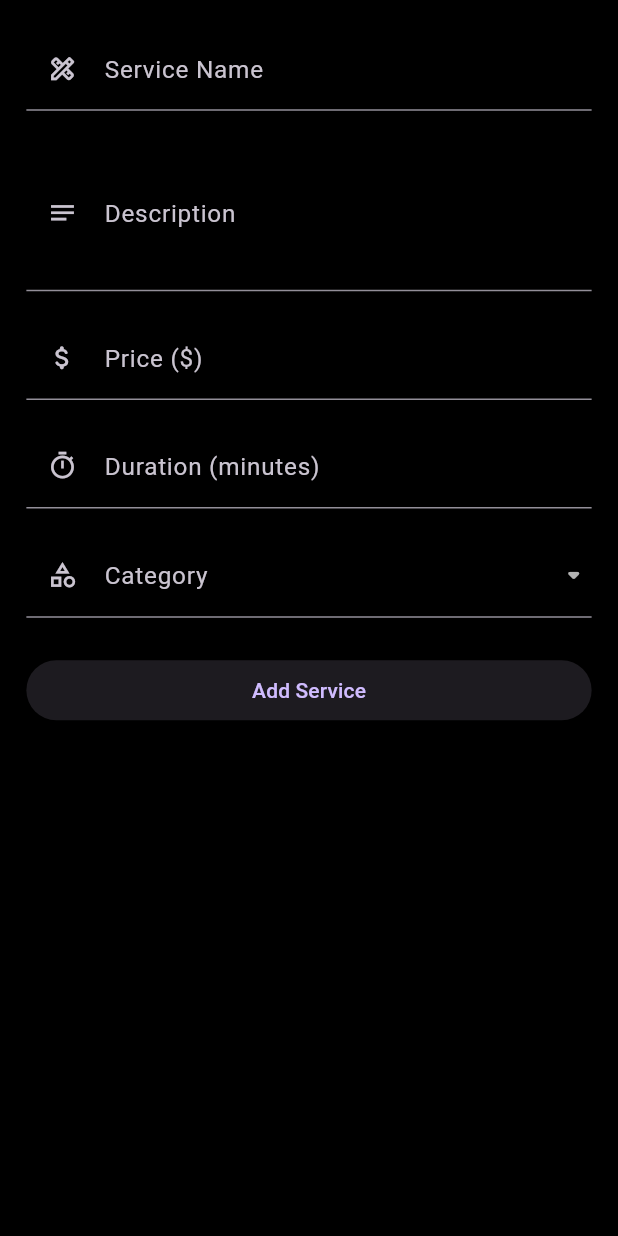
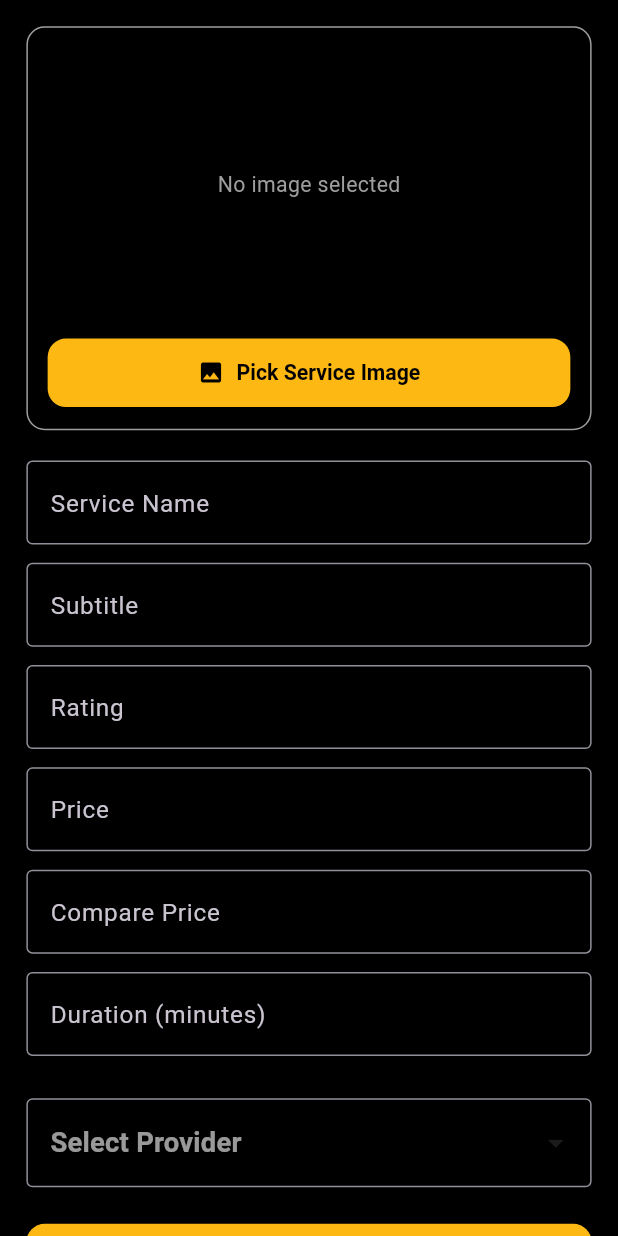
Before and after one commit to jahangirad/BarberShop, a Flutter app: the AddServiceTab screen opened directly, on a phone screen of 412 x 824 dp. Run offline on Flutter 3.47's test engine with Material 3 defaults, Android fonts, the phone set to English and light mode, and no system bars; our stand-ins replace app_links, firebase_core, flutter_screenutil, get, image_picker, supabase_flutter; missing offline and left inert: booking_calendar; accounts and stored records are empty; Roboto replaces fonts that are missing (Poppins).

Commit message:
provider and service add

```diff
--- a/lib/views/add_service_screen.dart
+++ b/lib/views/add_service_screen.dart
@@ -1,178 +1,193 @@
+import 'dart:io';
 import 'package:flutter/material.dart';
+import 'package:get/get.dart';
 import 'package:flutter_screenutil/flutter_screenutil.dart';
+import '../controllers/provider_service_controller.dart';
 
-class AddServiceTab extends StatefulWidget {
-  @override
-  _AddServiceTabState createState() => _AddServiceTabState();
-}
+class AddServiceTab extends StatelessWidget {
+  final controller = Get.put(ProviderServiceController());
 
-class _AddServiceTabState extends State<AddServiceTab> {
   final _formKey = GlobalKey<FormState>();
-  String? _serviceName;
-  String? _description;
-  double? _price;
-  int? _durationMinutes;
-  String? _selectedCategory;
+  final nameController = TextEditingController();
+  final subtitleController = TextEditingController();
+  final descriptionController = TextEditingController();
+  final ratingController = TextEditingController();
+  final priceController = TextEditingController();
+  final comparePriceController = TextEditingController();
+  final durationController = TextEditingController();
 
-  final List<String> _categories = ['Hair Salon', 'Barbershop', 'Makeup', 'Nail Salon', 'Spa', 'Tattoo'];
+  final selectedProviderUid = ''.obs;
 
-  void _submitForm() {
-    if (_formKey.currentState!.validate()) {
-      _formKey.currentState!.save();
-      // Simulating data processing
-      print('Service Name: $_serviceName');
-      print('Description: $_description');
-      print('Price: $_price');
-      print('Duration: $_durationMinutes minutes');
-      print('Category: $_selectedCategory');
-
-      ScaffoldMessenger.of(context).showSnackBar(
-        SnackBar(
-          content: Text('Service "${_serviceName}" added successfully! (Simulated)'),
-          backgroundColor: Colors.green.shade600,
-          behavior: SnackBarBehavior.floating,
-          shape: RoundedRectangleBorder(borderRadius: BorderRadius.circular(8.r)),
-          margin: EdgeInsets.all(10.w),
-        ),
-      );
-      _formKey.currentState!.reset();
-      setState(() {
-        _selectedCategory = null;
-      });
-      // Hide keyboard
-      FocusScope.of(context).unfocus();
-    }
-  }
+  final Color _primaryColor = const Color(0xFFFDB813); // Glamii Red
 
   @override
   Widget build(BuildContext context) {
-    return SingleChildScrollView(
+    return Scaffold(
+      body: SingleChildScrollView(
         padding: EdgeInsets.all(16.w),
         child: Form(
           key: _formKey,
           child: Column(
-          crossAxisAlignment: CrossAxisAlignment.stretch,
-          children: <Widget>[
-            // Optional: Add an image picker placeholder like in screenshots
-            // GestureDetector(
-            //   onTap: () { /* Implement image picker */ },
-            //   child: Container(
-            //     height: 150.h,
-            //     decoration: BoxDecoration(
-            //       color: Theme.of(context).cardTheme.color,
-            //       borderRadius: BorderRadius.circular(10.r),
-            //       // border: Border.all(color: Colors.grey.shade700)
-            //     ),
-            //     child: Column(
-            //       mainAxisAlignment: MainAxisAlignment.center,
-            //       children: [
-            //         Icon(Icons.add_a_photo_outlined, size: 40.sp, color: Colors.white70),
-            //         SizedBox(height: 8.h),
-            //         Text('Add Service Image', style: TextStyle(color: Colors.white70, fontSize: 14.sp)),
-            //       ],
-            //     ),
-            //   ),
-            // ),
-            // SizedBox(height: 20.h),
-
-            _buildTextFormField(
-              label: 'Service Name',
-              icon: Icons.design_services_outlined, // Changed icon
-              validator: (value) => value == null || value.isEmpty ? 'Please enter service name' : null,
-              onSaved: (value) => _serviceName = value,
+            children: [
+              // Image Picker
+              Container(
+                width: double.infinity,
+                padding: EdgeInsets.all(12.w),
+                decoration: BoxDecoration(
+                  border: Border.all(color: Colors.grey),
+                  borderRadius: BorderRadius.circular(12.r),
                 ),
-            SizedBox(height: 16.h),
-            _buildTextFormField(
-              label: 'Description',
-              icon: Icons.notes_outlined, // Changed icon
-              maxLines: 3,
-              validator: (value) => value == null || value.isEmpty ? 'Please enter a description' : null,
-              onSaved: (value) => _description = value,
+                child: Column(
+                  children: [
+                    Obx(() => controller.selectedImage.value != null
+                        ? ClipRRect(
+                      borderRadius: BorderRadius.circular(10.r),
+                      child: Image.file(
+                        controller.selectedImage.value!,
+                        height: 180.h,
+                        width: double.infinity,
+                        fit: BoxFit.cover,
                       ),
-            SizedBox(height: 16.h),
-            _buildTextFormField(
-              label: 'Price (\$)',
-              icon: Icons.attach_money_rounded,
-              keyboardType: TextInputType.numberWithOptions(decimal: true),
-              validator: (value) {
-                if (value == null || value.isEmpty) return 'Please enter a price';
-                if (double.tryParse(value) == null) return 'Please enter a valid number';
-                if (double.parse(value) <= 0) return 'Price must be positive';
-                return null;
-              },
-              onSaved: (value) => _price = double.tryParse(value!),
+                    )
+                        : SizedBox(
+                      height: 180.h,
+                      child: Center(
+                        child: Text(
+                          'No image selected',
+                          style: TextStyle(
+                              color: Colors.grey, fontSize: 14.sp),
                         ),
-            SizedBox(height: 16.h),
-            _buildTextFormField(
-              label: 'Duration (minutes)',
-              icon: Icons.timer_outlined,
-              keyboardType: TextInputType.number,
-              validator: (value) {
-                if (value == null || value.isEmpty) return 'Please enter duration';
-                if (int.tryParse(value) == null) return 'Please enter a valid number';
-                if (int.parse(value) <= 0) return 'Duration must be positive';
-                return null;
-              },
-              onSaved: (value) => _durationMinutes = int.tryParse(value!),
                       ),
-            SizedBox(height: 16.h),
-            _buildDropdownFormField(),
-            SizedBox(height: 24.h),
-            ElevatedButton(
-              onPressed: _submitForm,
-              child: Text('Add Service'),
+                    )),
+                    SizedBox(height: 10.h),
+                    ElevatedButton.icon(
+                      onPressed: controller.pickImage,
+                      icon: const Icon(Icons.image),
+                      label: const Text("Pick Service Image"),
+                      style: ElevatedButton.styleFrom(
+                        backgroundColor: _primaryColor,
+                        foregroundColor: Colors.black,
+                        padding: EdgeInsets.symmetric(
+                            vertical: 12.h, horizontal: 16.w),
+                        textStyle: TextStyle(
+                            fontSize: 14.sp,
+                            fontWeight: FontWeight.w600,
+                            fontFamily: 'Poppins'),
+                        shape: RoundedRectangleBorder(
+                          borderRadius: BorderRadius.circular(12.r),
+                        ),
+                        minimumSize: Size(double.infinity, 45.h),
+                      ),
                     ),
                   ],
+                ),
+              ),
+
+              SizedBox(height: 20.h),
+              _buildTextField(nameController, "Service Name"),
+              _buildTextField(subtitleController, "Subtitle"),
+              _buildTextField(ratingController, "Rating", isNumber: true),
+              _buildTextField(priceController, "Price", isNumber: true),
+              _buildTextField(comparePriceController, "Compare Price",
+                  isNumber: true),
+              _buildTextField(durationController, "Duration (minutes)",
+                  isNumber: true),
+
+              const SizedBox(height: 16),
+
+              // Provider Dropdown
+              Obx(() => DropdownButtonFormField<String>(
+                value: selectedProviderUid.value.isEmpty
+                    ? null
+                    : selectedProviderUid.value,
+                hint: const Text("Select Provider"),
+                items: controller.provider
+                    .map((prov) => DropdownMenuItem<String>(
+                  value: prov['uid'],
+                  child: Text(prov['name']),
+                ))
+                    .toList(),
+                onChanged: (val) => selectedProviderUid.value = val!,
+                validator: (val) =>
+                val == null ? 'Please select provider' : null,
+                decoration:
+                const InputDecoration(border: OutlineInputBorder()),
+              )),
+
+              SizedBox(height: 24.h),
+
+              // Submit Button
+              Obx(() => ElevatedButton(
+                onPressed: controller.isLoading.value
+                    ? null
+                    : () {
+                  if (_formKey.currentState!.validate() &&
+                      controller.selectedImage.value != null) {
+                    controller.addService(
+                      name: nameController.text,
+                      subtitle: subtitleController.text,
+                      rating: ratingController.text,
+                      price: priceController.text,
+                      comparePrice:
+                      comparePriceController.text,
+                      duration: durationController.text,
+                      providerUid: selectedProviderUid.value,
+                      image: controller.selectedImage.value!,
+                    );
+                  } else {
+                    Get.snackbar("Missing Info",
+                        "Please fill all fields and select an image");
+                  }
+                },
+                style: ElevatedButton.styleFrom(
+                  backgroundColor: _primaryColor,
+                  foregroundColor: Colors.black,
+                  padding: EdgeInsets.symmetric(vertical: 16.h),
+                  textStyle: TextStyle(
+                      fontSize: 16.sp,
+                      fontWeight: FontWeight.bold,
+                      fontFamily: 'Poppins'),
+                  shape: RoundedRectangleBorder(
+                      borderRadius: BorderRadius.circular(12.r)),
+                  minimumSize: Size(double.infinity, 50.h),
+                ),
+                child: controller.isLoading.value
+                    ? const SizedBox(
+                  width: 24,
+                  height: 24,
+                  child: CircularProgressIndicator(
+                    color: Colors.black,
+                    strokeWidth: 2.5,
+                  ),
+                )
+                    : Text(
+                  "Submit Service",
+                  style: TextStyle(
+                      color: Colors.black,
+                      fontSize: 16.sp,
+                      fontWeight: FontWeight.bold,
+                      fontFamily: 'Poppins'),
+                ),
+              )),
+            ],
+          ),
         ),
       ),
     );
   }
 
-  Widget _buildTextFormField({
-    required String label,
-    required IconData icon,
-    int maxLines = 1,
-    TextInputType keyboardType = TextInputType.text,
-    String? Function(String?)? validator,
-    void Function(String?)? onSaved,
-  }) {
-    return TextFormField(
+  Widget _buildTextField(TextEditingController controller, String label,
+      {bool isNumber = false}) {
+    return Padding(
+      padding: EdgeInsets.only(bottom: 12.h),
+      child: TextFormField(
+        controller: controller,
         decoration: InputDecoration(
-        labelText: label,
-        prefixIcon: Icon(icon, size: 20.sp),
+            labelText: label, border: const OutlineInputBorder()),
+        keyboardType: isNumber ? TextInputType.number : TextInputType.text,
+        validator: (val) =>
+        val == null || val.isEmpty ? 'Required field' : null,
       ),
-      style: TextStyle(color: Colors.white, fontSize: 16.sp),
-      keyboardType: keyboardType,
-      maxLines: maxLines,
-      validator: validator,
-      onSaved: onSaved,
-      cursorColor: Theme.of(context).hintColor,
-    );
-  }
-
-  Widget _buildDropdownFormField() {
-    return DropdownButtonFormField<String>(
-      decoration: InputDecoration(
-        labelText: 'Category',
-        prefixIcon: Icon(Icons.category_outlined, size: 20.sp),
-      ),
-      dropdownColor: Color(0xFF3A3A3A), // Slightly different dark for dropdown menu
-      style: TextStyle(color: Colors.white, fontSize: 16.sp),
-      icon: Icon(Icons.arrow_drop_down_rounded, color: Colors.white.withOpacity(0.7)),
-      value: _selectedCategory,
-      items: _categories.map((String category) {
-        return DropdownMenuItem<String>(
-          value: category,
-          child: Text(category),
-        );
-      }).toList(),
-      onChanged: (value) {
-        setState(() {
-          _selectedCategory = value;
-        });
-      },
-      validator: (value) => value == null ? 'Please select a category' : null,
-      onSaved: (value) => _selectedCategory = value,
     );
   }
 }
--- a/lib/views/dashboard_screen.dart
+++ b/lib/views/dashboard_screen.dart
@@ -1,6 +1,7 @@
 import 'package:flutter/material.dart';
 import 'package:flutter_screenutil/flutter_screenutil.dart';
 
+import 'add_provider_screen.dart';
 import 'add_service_screen.dart';
 import 'client_orders_screen.dart';
 import 'support_screen.dart';
@@ -16,7 +17,7 @@ class _DashboardScreenState extends State<DashboardScreen> with SingleTickerProv
   @override
   void initState() {
     super.initState();
-    _tabController = TabController(length: 3, vsync: this);
+    _tabController = TabController(length: 4, vsync: this);
   }
 
   @override
@@ -55,7 +56,8 @@ class _DashboardScreenState extends State<DashboardScreen> with SingleTickerProv
           controller: _tabController,
           tabs: [
             Tab(text: 'Client Orders'),
-            Tab(text: 'Add Service'),
+            Tab(text: 'Provider'),
+            Tab(text: 'Service'),
             Tab(text: 'Support'),
           ],
         ),
@@ -64,6 +66,7 @@ class _DashboardScreenState extends State<DashboardScreen> with SingleTickerProv
         controller: _tabController,
         children: [
           ClientOrdersTab(),
+          AddProviderScreen(),
           AddServiceTab(),
           SupportTab(),
         ],
--- a/lib/widgets/appbar_widget.dart
+++ b/lib/widgets/appbar_widget.dart
@@ -21,6 +21,7 @@ class CustomAppBar extends StatelessWidget implements PreferredSizeWidget {
   @override
   Widget build(BuildContext context) {
     return AppBar(
+      backgroundColor: Colors.black87,
       leadingWidth: 65.w,
       leading: Padding(
         padding: EdgeInsets.only(left: 16.w, top: 8.h, bottom: 8.h),
--- a/pubspec.yaml
+++ b/pubspec.yaml
@@ -41,7 +41,6 @@ dependencies:
   image_picker: ^1.1.2
   firebase_core: ^3.13.0
   booking_calendar: ^1.1.10
-  intl: ^0.18.0
 
 dev_dependencies:
   flutter_test:
```
Also changed, not shown: lib/controllers/provider_service_controller.dart (added, +131 -0 lines), lib/main.dart (+9 -5 lines), lib/views/add_provider_screen.dart (added, +93 -0 lines), lib/views/booking_calender_screen.dart (added, +134 -0 lines), lib/views/booking_screen.dart (+8 -1 lines), pubspec.lock. Lines whose indentation alone changed are shown as unchanged.
